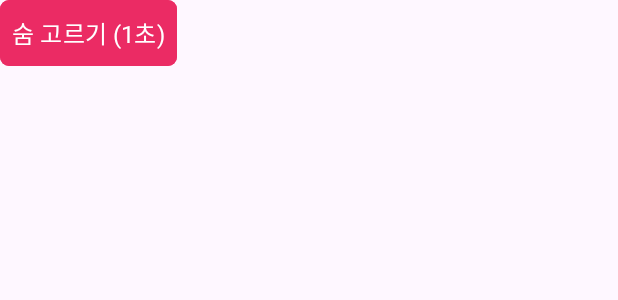
After one commit to serioushyeon/MultiTypeRecyclerViewDragAndDrop, an Android app: the layout layout_custom_shadow_breath.xml on its own in the app's theme, with its tools: preview values and no code run, on a phone screen of 412 x 824 dp. The commit adds this screen. Shown: the top 300 px of the screen. Run offline under Robolectric (Android 15) with nearby library versions, the phone set to English and light mode, and no system bars.

Commit message:
FEAT: 드래그 섀도우 커스텀

```diff
--- a/app/src/main/res/layout/activity_main.xml
+++ b/app/src/main/res/layout/activity_main.xml
@@ -72,7 +72,6 @@
         android:layout_marginBottom="16dp"
         android:tag="@string/breathButton"
         android:text="@string/breathButton"
-        android:textColor="@color/input_text"
         app:layout_constraintBottom_toTopOf="@+id/btn_flow_controller_next"
         app:layout_constraintStart_toStartOf="parent" />
 
--- /dev/null
+++ b/app/src/main/res/layout/layout_custom_shadow_breath.xml
@@ -0,0 +1,17 @@
+<?xml version="1.0" encoding="utf-8"?>
+<androidx.constraintlayout.widget.ConstraintLayout xmlns:android="http://schemas.android.com/apk/res/android"
+    xmlns:app="http://schemas.android.com/apk/res-auto"
+    android:layout_width="wrap_content"
+    android:layout_height="wrap_content">
+
+    <Button
+        android:id="@+id/btn_drag_shadow_breath"
+        style="@style/DragShadowAddTimeButton"
+        android:tag="@string/breathButton"
+        android:text="@string/breathButton"
+        app:layout_constraintBottom_toBottomOf="parent"
+        app:layout_constraintEnd_toEndOf="parent"
+        app:layout_constraintStart_toStartOf="parent"
+        app:layout_constraintTop_toTopOf="parent" />
+
+</androidx.constraintlayout.widget.ConstraintLayout>
--- a/app/src/main/res/values/styles.xml
+++ b/app/src/main/res/values/styles.xml
@@ -118,21 +118,23 @@
         <item name="cornerRadius">6dp</item>
         <item name="android:insetTop">0dp</item>
         <item name="android:insetBottom">0dp</item>
+        <item name="android:minHeight">0dp</item>
+        <item name="android:minWidth">0dp</item>
     </style>
 
-    <!-- RecyclerView Add Time Button -->
-    <style name="RecyclerViewAddTimeButton" parent="Medium">
+    <!-- Add Time Button Drag Shadow -->
+    <style name="DragShadowAddTimeButton" parent="Medium">
         <item name="android:paddingHorizontal">8dp</item>
         <item name="android:paddingVertical">10dp</item>
         <item name="android:layout_width">wrap_content</item>
         <item name="android:layout_height">wrap_content</item>
-        <item name="android:textColor">@color/input_text</item>
-        <item name="android:backgroundTint">@color/gray1</item>
-        <item name="strokeColor">@color/gray2</item>
-        <item name="strokeWidth">1dp</item>
+        <item name="android:textColor">@color/white</item>
+        <item name="android:backgroundTint">#E6EB2A63</item>
         <item name="cornerRadius">6dp</item>
         <item name="android:insetTop">0dp</item>
         <item name="android:insetBottom">0dp</item>
+        <item name="android:minHeight">0dp</item>
+        <item name="android:minWidth">0dp</item>
     </style>
 
     <!-- Tag -->
```
Also changed, not shown: app/src/main/java/com/serioushyeon/multityperecyclerviewdraganddrop/CustomDragShadowBuilder.kt (added, +31 -0 lines), app/src/main/java/com/serioushyeon/multityperecyclerviewdraganddrop/MainActivity.kt (+14 -14 lines), app/src/main/res/layout/layout_custom_shadow_ppt.xml (added, +17 -0 lines).
